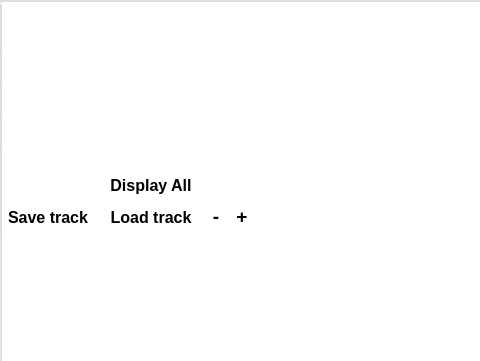
joblobob/irsdk_pag, file telemetry.ui: the form before one commit; both pictures show x 0 to 480 and y 0 to 361 of the 1170 by 886 pixel window.
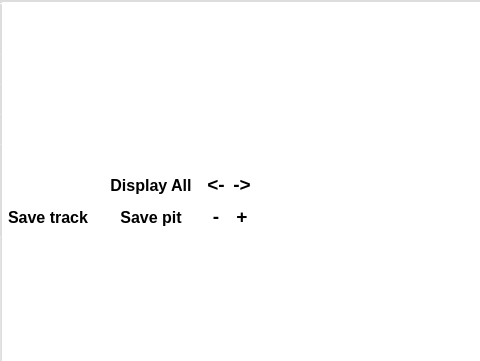
The form after the commit.

Commit message: draw cars and track ok

The edit to the form file:
```diff
--- a/telemetry.ui
+++ b/telemetry.ui
@@ -338,7 +338,7 @@
 }</string>
       </property>
       <property name="text">
-       <string>Load track</string>
+       <string>Save pit</string>
       </property>
       <property name="checkable">
        <bool>false</bool>
@@ -409,6 +409,90 @@
       </property>
      </widget>
     </item>
+    <item row="2" column="2">
+     <widget class="QToolButton" name="m_btnLeftTransform">
+      <property name="minimumSize">
+       <size>
+        <width>0</width>
+        <height>0</height>
+       </size>
+      </property>
+      <property name="maximumSize">
+       <size>
+        <width>20</width>
+        <height>25</height>
+       </size>
+      </property>
+      <property name="font">
+       <font>
+        <family>Arial</family>
+        <pointsize>14</pointsize>
+        <weight>75</weight>
+        <bold>true</bold>
+       </font>
+      </property>
+      <property name="cursor">
+       <cursorShape>PointingHandCursor</cursorShape>
+      </property>
+      <property name="styleSheet">
+       <string notr="true">color:white;
+QToolButton::checked{
+background-color:rgba(0,0,0,0);
+}</string>
+      </property>
+      <property name="text">
+       <string>&lt;-</string>
+      </property>
+      <property name="checkable">
+       <bool>false</bool>
+      </property>
+      <property name="autoRaise">
+       <bool>true</bool>
+      </property>
+     </widget>
+    </item>
+    <item row="2" column="3">
+     <widget class="QToolButton" name="m_btnRightTransform">
+      <property name="minimumSize">
+       <size>
+        <width>0</width>
+        <height>0</height>
+       </size>
+      </property>
+      <property name="maximumSize">
+       <size>
+        <width>20</width>
+        <height>25</height>
+       </size>
+      </property>
+      <property name="font">
+       <font>
+        <family>Arial</family>
+        <pointsize>14</pointsize>
+        <weight>75</weight>
+        <bold>true</bold>
+       </font>
+      </property>
+      <property name="cursor">
+       <cursorShape>PointingHandCursor</cursorShape>
+      </property>
+      <property name="styleSheet">
+       <string notr="true">color:white;
+QToolButton::checked{
+background-color:rgba(0,0,0,0);
+}</string>
+      </property>
+      <property name="text">
+       <string>-&gt;</string>
+      </property>
+      <property name="checkable">
+       <bool>false</bool>
+      </property>
+      <property name="autoRaise">
+       <bool>true</bool>
+      </property>
+     </widget>
+    </item>
    </layout>
   </widget>
  </widget>
```
The commit also changes 2 other files.
